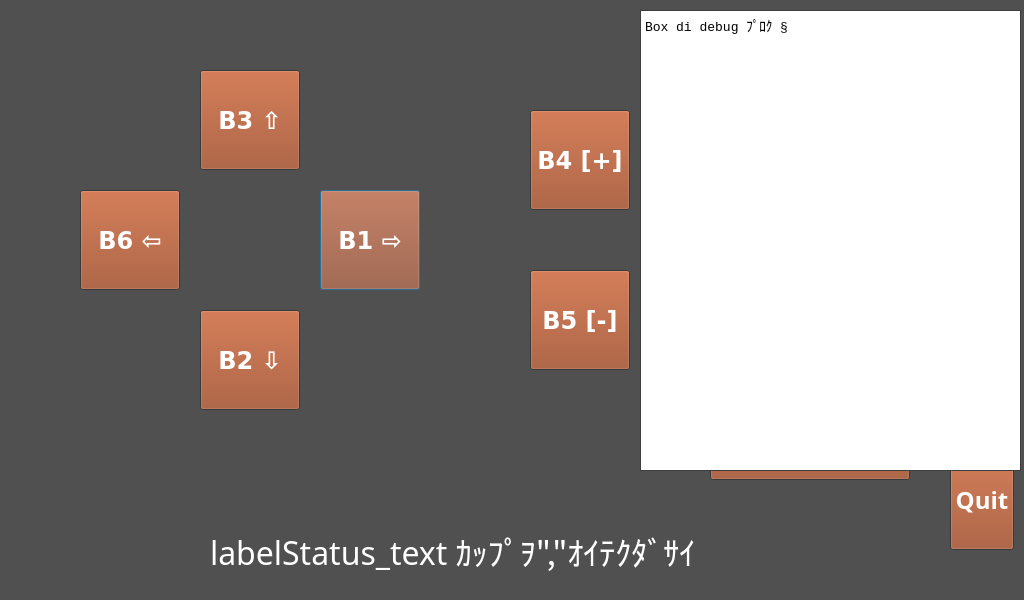
The window that src/GPU/formprog.ui (I1kham/gpu-fts-nestle-2019) describes before a commit, drawn with Qt 5.
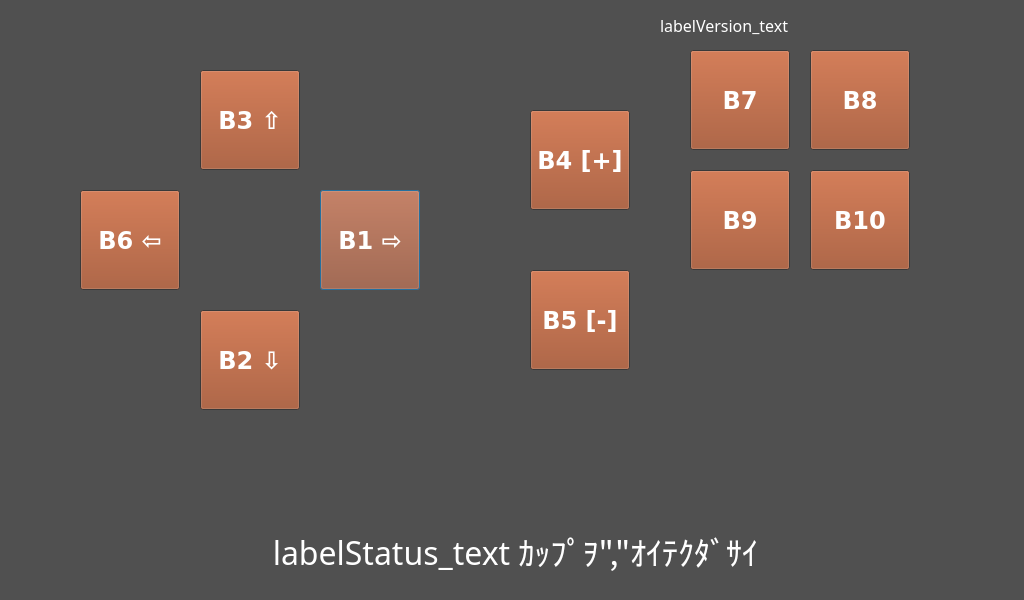
The same window after the commit.

The edit to the form file:
```diff
--- a/src/GPU/formprog.ui
+++ b/src/GPU/formprog.ui
@@ -194,9 +194,9 @@
   <widget class="QLabel" name="labelStatus">
    <property name="geometry">
     <rect>
-     <x>210</x>
+     <x>20</x>
      <y>510</y>
-     <width>551</width>
+     <width>991</width>
      <height>81</height>
     </rect>
    </property>
@@ -215,6 +215,9 @@
    <property name="textFormat">
     <enum>Qt::AutoText</enum>
    </property>
+   <property name="alignment">
+    <set>Qt::AlignCenter</set>
+   </property>
   </widget>
   <widget class="QPushButton" name="buttonB1">
    <property name="geometry">
@@ -448,141 +451,6 @@
     <enum>Qt::AutoText</enum>
    </property>
   </widget>
-  <widget class="QPushButton" name="buttonManualOpen">
-   <property name="geometry">
-    <rect>
-     <x>710</x>
-     <y>380</y>
-     <width>200</width>
-     <height>100</height>
-    </rect>
-   </property>
-   <property name="font">
-    <font>
-     <pointsize>18</pointsize>
-     <weight>75</weight>
-     <bold>true</bold>
-    </font>
-   </property>
-   <property name="text">
-    <string>Manual online</string>
-   </property>
-  </widget>
-  <widget class="QPushButton" name="buttonManualQuit">
-   <property name="enabled">
-    <bool>true</bool>
-   </property>
-   <property name="geometry">
-    <rect>
-     <x>950</x>
-     <y>450</y>
-     <width>64</width>
-     <height>100</height>
-    </rect>
-   </property>
-   <property name="font">
-    <font>
-     <pointsize>18</pointsize>
-     <weight>75</weight>
-     <bold>true</bold>
-    </font>
-   </property>
-   <property name="text">
-    <string>Quit</string>
-   </property>
-  </widget>
-  <widget class="QPlainTextEdit" name="debugTextBox">
-   <property name="geometry">
-    <rect>
-     <x>640</x>
-     <y>10</y>
-     <width>381</width>
-     <height>461</height>
-    </rect>
-   </property>
-   <property name="sizePolicy">
-    <sizepolicy hsizetype="Maximum" vsizetype="Fixed">
-     <horstretch>0</horstretch>
-     <verstretch>0</verstretch>
-    </sizepolicy>
-   </property>
-   <property name="palette">
-    <palette>
-     <active>
-      <colorrole role="WindowText">
-       <brush brushstyle="SolidPattern">
-        <color alpha="255">
-         <red>0</red>
-         <green>0</green>
-         <blue>0</blue>
-        </color>
-       </brush>
-      </colorrole>
-      <colorrole role="Text">
-       <brush brushstyle="SolidPattern">
-        <color alpha="255">
-         <red>0</red>
-         <green>0</green>
-         <blue>0</blue>
-        </color>
-       </brush>
-      </colorrole>
-     </active>
-     <inactive>
-      <colorrole role="WindowText">
-       <brush brushstyle="SolidPattern">
-        <color alpha="255">
-         <red>0</red>
-         <green>0</green>
-         <blue>0</blue>
-        </color>
-       </brush>
-      </colorrole>
-      <colorrole role="Text">
-       <brush brushstyle="SolidPattern">
-        <color alpha="255">
-         <red>0</red>
-         <green>0</green>
-         <blue>0</blue>
-        </color>
-       </brush>
-      </colorrole>
-     </inactive>
-     <disabled>
-      <colorrole role="WindowText">
-       <brush brushstyle="SolidPattern">
-        <color alpha="255">
-         <red>159</red>
-         <green>158</green>
-         <blue>158</blue>
-        </color>
-       </brush>
-      </colorrole>
-      <colorrole role="Text">
-       <brush brushstyle="SolidPattern">
-        <color alpha="255">
-         <red>159</red>
-         <green>158</green>
-         <blue>158</blue>
-        </color>
-       </brush>
-      </colorrole>
-     </disabled>
-    </palette>
-   </property>
-   <property name="font">
-    <font>
-     <family>Monospace</family>
-     <pointsize>10</pointsize>
-    </font>
-   </property>
-   <property name="horizontalScrollBarPolicy">
-    <enum>Qt::ScrollBarAlwaysOff</enum>
-   </property>
-   <property name="plainText">
-    <string>Box di debug ﾌﾟﾛｸ §</string>
-   </property>
-  </widget>
  </widget>
  <resources/>
  <connections/>
```
